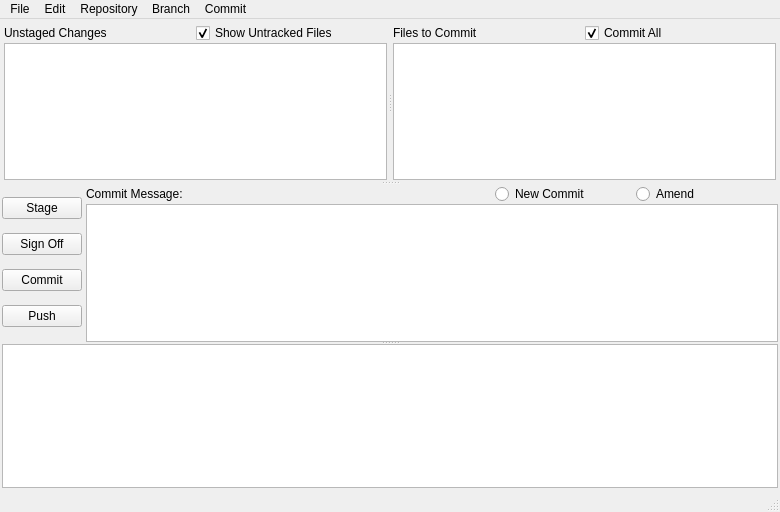
First picture: the form in ui/Window.ui, repository git-cola/git-cola, before the edit.
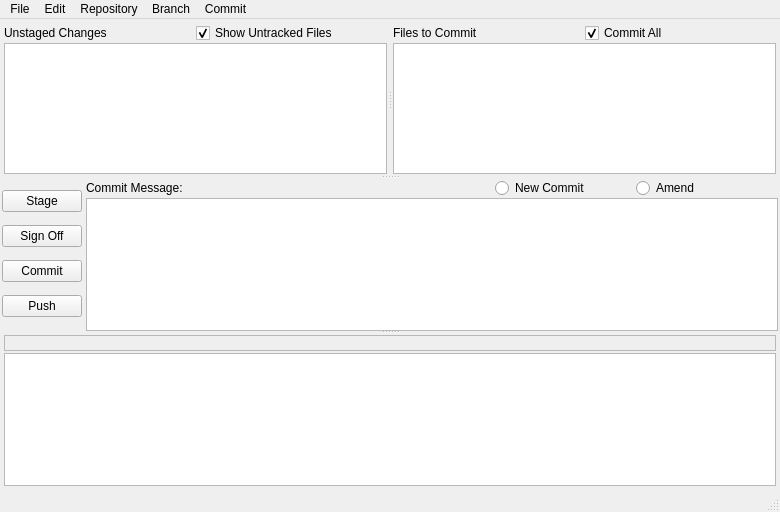
Second picture: the form after the edit.

Patch:
```diff
--- a/ui/Window.ui
+++ b/ui/Window.ui
@@ -319,6 +319,28 @@
         </layout>
        </widget>
       </widget>
+      <widget class="QWidget" name="layoutWidget" >
+       <layout class="QVBoxLayout" >
+        <property name="spacing" >
+         <number>2</number>
+        </property>
+        <item>
+         <widget class="QLabel" name="displayLabel" >
+          <property name="frameShape" >
+           <enum>QFrame::StyledPanel</enum>
+          </property>
+          <property name="frameShadow" >
+           <enum>QFrame::Plain</enum>
+          </property>
+          <property name="text" >
+           <string/>
+          </property>
+          <property name="alignment" >
+           <set>Qt::AlignCenter</set>
+          </property>
+         </widget>
+        </item>
+        <item>
       <widget class="QTextEdit" name="displayText" >
        <property name="font" >
         <font>
@@ -342,6 +364,9 @@
         <set>Qt::LinksAccessibleByKeyboard|Qt::LinksAccessibleByMouse|Qt::NoTextInteraction|Qt::TextBrowserInteraction|Qt::TextSelectableByKeyboard|Qt::TextSelectableByMouse</set>
        </property>
       </widget>
+        </item>
+       </layout>
+      </widget>
      </widget>
     </item>
    </layout>
```
Left out of the diff: 14 changed lines with no effect on the pictures. Lines whose indentation alone changed are shown as unchanged.
